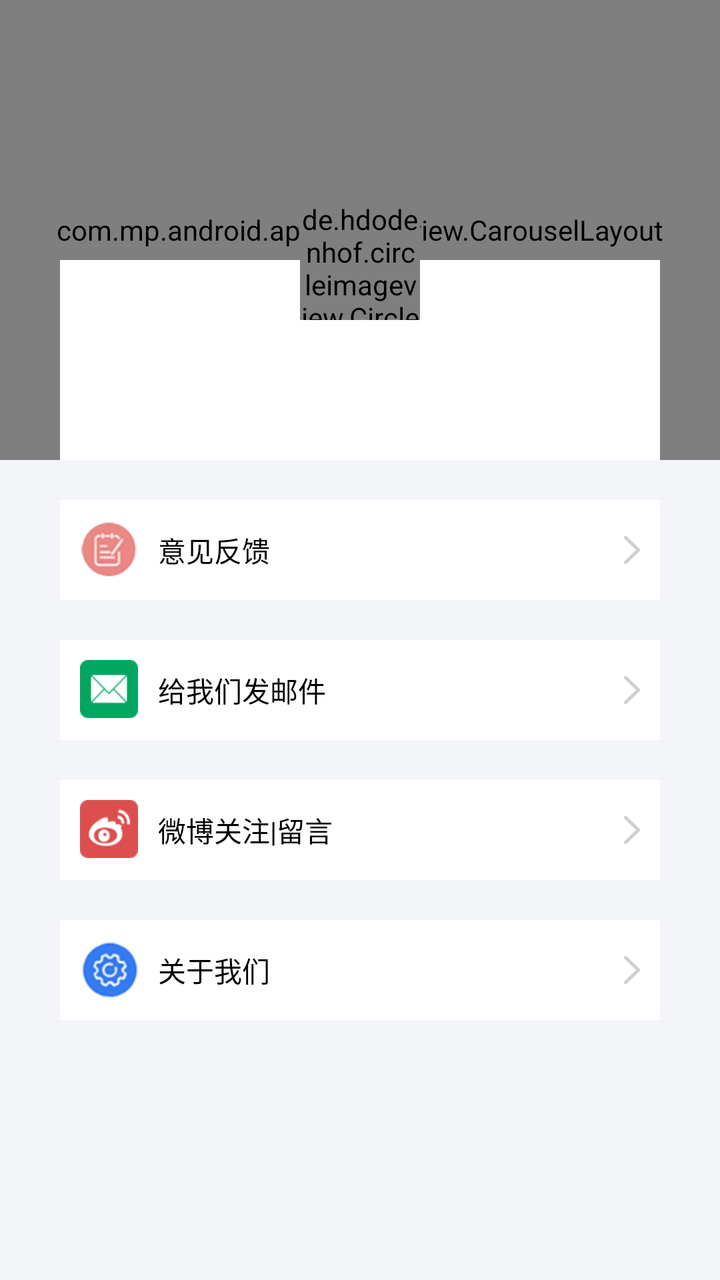
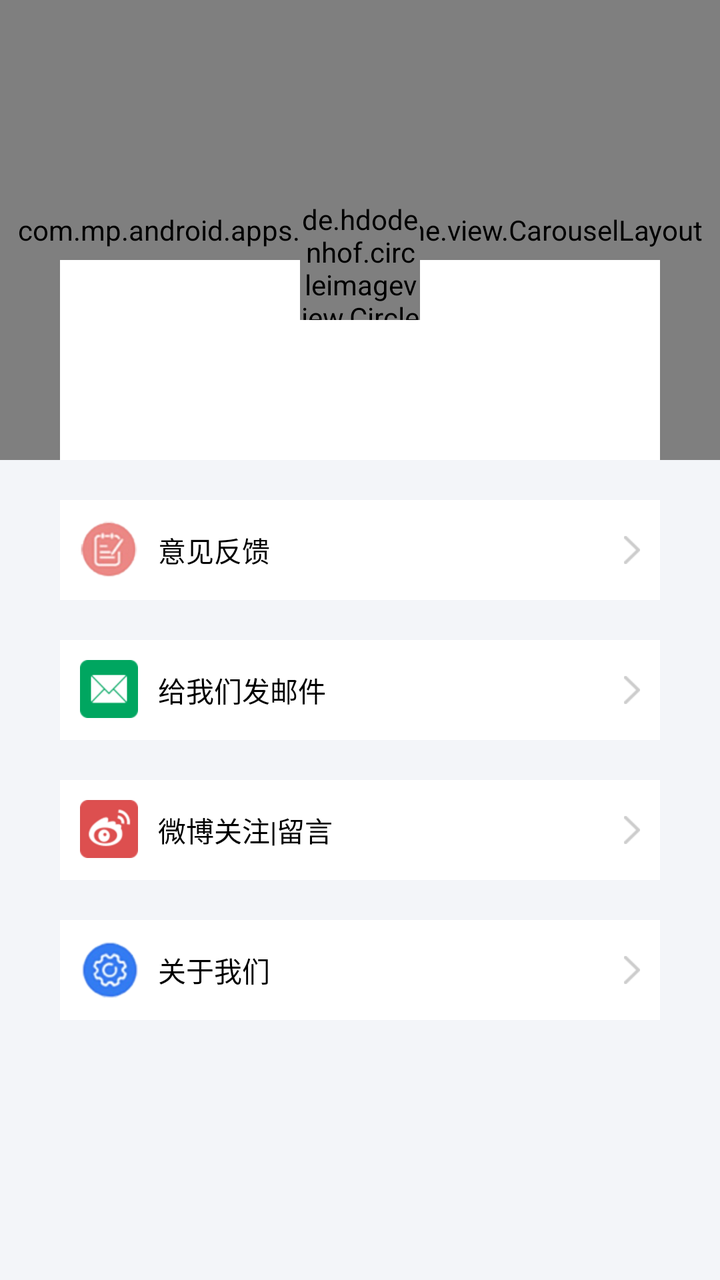

Two renders of the same Android screen: before a commit and after it. Below are the layout's source before the change and the commit's diff.
<!-- AndroidManifest.xml: application theme Theme.Design.NoActionBar -->
<!-- res/layout/person_fragment.xml -->
<?xml version="1.0" encoding="utf-8"?>
<FrameLayout xmlns:android="http://schemas.android.com/apk/res/android"
    android:layout_width="match_parent"
    android:layout_height="match_parent"
    android:layout_gravity="center_horizontal"
    android:background="#fff3f5f9">

    <com.mp.android.apps.main.view.CarouselLayout
        android:layout_width="match_parent"
        android:layout_height="230dp">

        <ImageView
            android:id="@+id/person_backgroundImage"
            android:layout_width="match_parent"
            android:layout_height="match_parent"
            android:scaleType="centerCrop" />
    </com.mp.android.apps.main.view.CarouselLayout>

    <LinearLayout
        android:layout_width="match_parent"
        android:layout_height="match_parent"
        android:layout_marginLeft="30dp"
        android:layout_marginTop="130dp"
        android:layout_marginRight="30dp"
        android:orientation="vertical">

        <LinearLayout
            android:id="@+id/person_login_statu"
            android:layout_width="match_parent"
            android:layout_height="100dp"
            android:background="@color/colorWhite"
            android:gravity="center_horizontal"

            android:orientation="vertical">

            <TextView
                android:id="@+id/person_text"
                android:layout_width="wrap_content"
                android:layout_height="wrap_content"
                android:layout_gravity="center_horizontal"
                android:layout_marginTop="50dp"
                android:text="未登录" />
        </LinearLayout>

        <RelativeLayout
            android:id="@+id/yijianfankui"
            android:layout_width="fill_parent"
            android:layout_height="50dp"
            android:layout_marginTop="20dp"
            android:background="@color/white"

            android:paddingLeft="10.0dip"
            android:paddingTop="10.0dip"
            android:paddingRight="10.0dip"
            android:paddingBottom="10.0dip">

            <ImageView
                android:id="@+id/yijianfankui_image"
                android:layout_width="wrap_content"
                android:layout_height="wrap_content"
                android:layout_gravity="center"
                android:src="@drawable/yijianfankui" />

            <TextView
                android:layout_width="wrap_content"
                android:layout_height="wrap_content"
                android:layout_centerVertical="true"
                android:layout_marginLeft="10.0dip"
                android:layout_toRightOf="@id/yijianfankui_image"
                android:ellipsize="marquee"
                android:fadingEdge="horizontal"
                android:singleLine="true"
                android:text="意见反馈"
                android:textColor="@color/mtrl_chip_ripple_color" />

            <ImageView
                android:layout_width="wrap_content"
                android:layout_height="wrap_content"
                android:layout_alignParentRight="true"
                android:layout_centerVertical="true"
                android:src="@drawable/entry_arrow" />
        </RelativeLayout>

        <RelativeLayout
            android:id="@+id/maillayout"
            android:layout_width="fill_parent"
            android:layout_height="50dp"
            android:layout_marginTop="20dp"
            android:background="@color/white"

            android:paddingLeft="10.0dip"
            android:paddingTop="10.0dip"
            android:paddingRight="10.0dip"
            android:paddingBottom="10.0dip">

            <ImageView
                android:id="@+id/email_image"
                android:layout_width="wrap_content"
                android:layout_height="wrap_content"
                android:layout_gravity="center"
                android:src="@drawable/setting_email" />

            <TextView
                android:layout_width="wrap_content"
                android:layout_height="wrap_content"
                android:layout_centerVertical="true"
                android:layout_marginLeft="10.0dip"
                android:layout_toRightOf="@id/email_image"
                android:ellipsize="marquee"
                android:fadingEdge="horizontal"
                android:singleLine="true"
                android:text="给我们发邮件"
                android:textColor="@color/mtrl_chip_ripple_color" />

            <ImageView
                android:layout_width="wrap_content"
                android:layout_height="wrap_content"
                android:layout_alignParentRight="true"
                android:layout_centerVertical="true"
                android:src="@drawable/entry_arrow" />
        </RelativeLayout>

        <RelativeLayout
            android:id="@+id/weibo_sina"
            android:layout_width="fill_parent"
            android:layout_height="50dp"
            android:layout_marginTop="20dp"
            android:background="@color/white"

            android:paddingLeft="10.0dip"
            android:paddingTop="10.0dip"
            android:paddingRight="10.0dip"
            android:paddingBottom="10.0dip">

            <ImageView
                android:id="@+id/weibo_sina_image"
                android:layout_width="wrap_content"
                android:layout_height="wrap_content"
                android:layout_gravity="center"
                android:src="@drawable/setting_share_weibo_icon" />

            <TextView
                android:layout_width="wrap_content"
                android:layout_height="wrap_content"
                android:layout_centerVertical="true"
                android:layout_marginLeft="10.0dip"
                android:layout_toRightOf="@id/weibo_sina_image"
                android:ellipsize="marquee"
                android:fadingEdge="horizontal"
                android:singleLine="true"
                android:text="微博关注|留言"
                android:textColor="@color/mtrl_chip_ripple_color" />

            <ImageView
                android:layout_width="wrap_content"
                android:layout_height="wrap_content"
                android:layout_alignParentRight="true"
                android:layout_centerVertical="true"
                android:src="@drawable/entry_arrow" />
        </RelativeLayout>

        <RelativeLayout
            android:id="@+id/guanyuwomen"
            android:layout_width="fill_parent"
            android:layout_height="50dp"
            android:layout_marginTop="20dp"
            android:background="@color/white"
            android:paddingLeft="10.0dip"
            android:paddingTop="10.0dip"
            android:paddingRight="10.0dip"
            android:paddingBottom="10.0dip">

            <ImageView
                android:id="@+id/guanyuwomen_image"
                android:layout_width="wrap_content"
                android:layout_height="wrap_content"
                android:layout_gravity="center"
                android:background="@drawable/pianhaoshezhi" />

            <TextView
                android:layout_width="wrap_content"
                android:layout_height="wrap_content"
                android:layout_centerVertical="true"
                android:layout_marginLeft="10.0dip"
                android:layout_toRightOf="@id/guanyuwomen_image"
                android:ellipsize="marquee"
                android:fadingEdge="horizontal"
                android:singleLine="true"
                android:text="关于我们"
                android:textColor="@color/mtrl_chip_ripple_color" />

            <ImageView
                android:layout_width="wrap_content"
                android:layout_height="wrap_content"
                android:layout_alignParentRight="true"
                android:layout_centerVertical="true"
                android:src="@drawable/entry_arrow" />
        </RelativeLayout>

    </LinearLayout>

    <de.hdodenhof.circleimageview.CircleImageView
        android:id="@+id/mUserLogo"
        android:layout_width="60dp"
        android:layout_height="60dp"
        android:layout_gravity="center_horizontal"
        android:layout_marginTop="100dp"
        android:layout_marginRight="10dp"
        android:layout_marginLeft="10dp"
        android:layout_toLeftOf="@+id/mImage1"
        android:src="@drawable/ic_camera_beauty" />

</FrameLayout>
<!-- resources referenced by this layout -->
<resources>
  <color name="colorWhite">#FFFFFFFF</color>
  <color name="mtrl_chip_ripple_color">#ff000000</color>
  <color name="white">#ffffffff</color>
  <!-- drawable entry_arrow: png bitmap (drawable-xhdpi, 396 bytes) -->
  <!-- drawable ic_camera_beauty: png bitmap (drawable-xhdpi, 1510 bytes) -->
  <!-- drawable pianhaoshezhi: png bitmap (drawable-xhdpi, 12502 bytes) -->
  <!-- drawable setting_email: png bitmap (drawable-xhdpi, 1143 bytes) -->
  <!-- drawable setting_share_weibo_icon: png bitmap (drawable-xhdpi, 2687 bytes) -->
  <!-- drawable yijianfankui: png bitmap (drawable-xhdpi, 10923 bytes) -->
</resources>

<!-- the commit's change to res/layout/person_fragment.xml (unified diff, before → after) -->
@@ -5,7 +5,7 @@
     android:layout_gravity="center_horizontal"
     android:background="#fff3f5f9">
 
-    <com.mp.android.apps.main.view.CarouselLayout
+    <com.mp.android.apps.main.home.view.CarouselLayout
         android:layout_width="match_parent"
         android:layout_height="230dp">
 
@@ -14,7 +14,7 @@
             android:layout_width="match_parent"
             android:layout_height="match_parent"
             android:scaleType="centerCrop" />
-    </com.mp.android.apps.main.view.CarouselLayout>
+    </com.mp.android.apps.main.home.view.CarouselLayout>
 
     <LinearLayout
         android:layout_width="match_parent"
